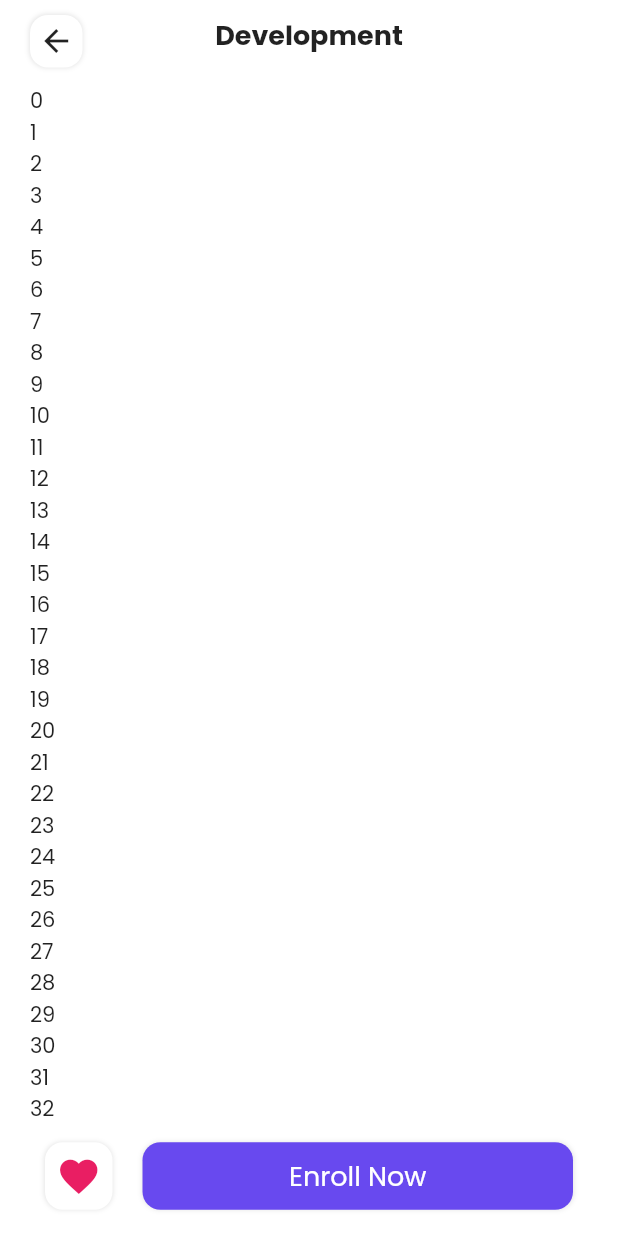
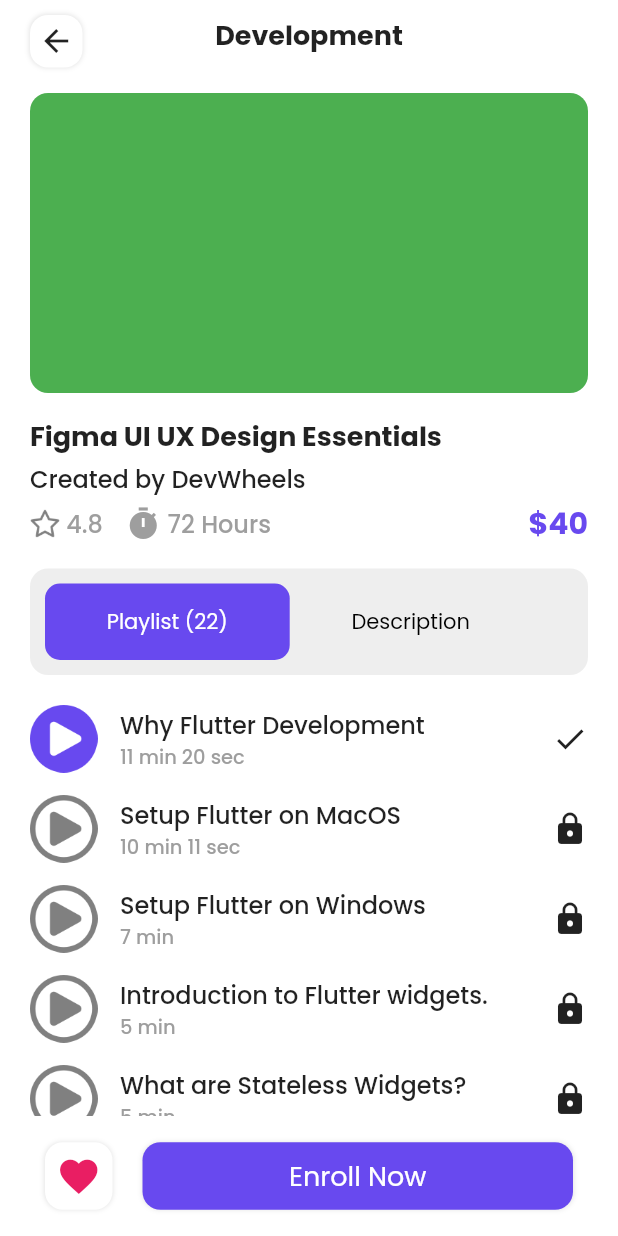
Before and after one commit to indjec/Education-App, a Flutter app: the DetailsScreen screen opened directly, on a phone screen of 412 x 824 dp. Run offline on Flutter 3.47's test engine with Material 2 defaults, Android fonts, the phone set to English and light mode, and no system bars.

Commit message:
Details screen 80% done

```diff
--- /dev/null
+++ b/lib/models/lesson.dart
@@ -0,0 +1,52 @@
+class Lesson {
+  String name;
+  String duration;
+  bool isPlaying;
+  bool isCompleted;
+
+  Lesson({
+    required this.duration,
+    required this.isCompleted,
+    required this.isPlaying,
+    required this.name,
+  });
+}
+
+List<Lesson> lessonList = [
+  Lesson(
+    duration: '11 min 20 sec',
+    isCompleted: true,
+    isPlaying: true,
+    name: "Why Flutter Development",
+  ),
+  Lesson(
+    duration: '10 min 11 sec',
+    isCompleted: false,
+    isPlaying: false,
+    name: "Setup Flutter on MacOS",
+  ),
+  Lesson(
+    duration: '7 min',
+    isCompleted: false,
+    isPlaying: false,
+    name: "Setup Flutter on Windows",
+  ),
+  Lesson(
+    duration: '5 min',
+    isCompleted: false,
+    isPlaying: false,
+    name: "Introduction to Flutter widgets.",
+  ),
+  Lesson(
+    duration: '5 min',
+    isCompleted: false,
+    isPlaying: false,
+    name: "What are Stateless Widgets?",
+  ),
+  Lesson(
+    duration: '5 min',
+    isCompleted: false,
+    isPlaying: false,
+    name: "What are Statefull Widgets?",
+  )
+];
--- a/lib/screens/details_screen.dart
+++ b/lib/screens/details_screen.dart
@@ -1,6 +1,9 @@
 import 'package:education_app/constants/color.dart';
+import 'package:education_app/models/lesson.dart';
 import 'package:flutter/material.dart';
 import 'package:flutter/services.dart';
+
+import '../widgets/lesson_card.dart';
 
 class DetailsScreen extends StatefulWidget {
   const DetailsScreen({Key? key}) : super(key: key);
@@ -10,6 +13,14 @@
 }
 
 class _DetailsScreenState extends State<DetailsScreen> {
+  int _selectedTag = 0;
+
+  void changeTab(int index) {
+    setState(() {
+      _selectedTag = index;
+    });
+  }
+
   @override
   Widget build(BuildContext context) {
     return AnnotatedRegion<SystemUiOverlayStyle>(
@@ -20,6 +31,7 @@
           child: Padding(
             padding: const EdgeInsets.symmetric(horizontal: 20.0, vertical: 10),
             child: Column(
+              crossAxisAlignment: CrossAxisAlignment.start,
               children: [
                 IntrinsicHeight(
                   child: Stack(
@@ -44,17 +56,87 @@
                   ),
                 ),
                 const SizedBox(
+                  height: 25,
+                ),
+                Container(
+                  height: 200,
+                  width: double.infinity,
+                  decoration: BoxDecoration(
+                    color: Colors.green,
+                    borderRadius: BorderRadius.circular(12),
+                  ),
+                ),
+                const SizedBox(
+                  height: 15,
+                ),
+                const Text(
+                  "Figma UI UX Design Essentials",
+                  style: TextStyle(
+                    fontWeight: FontWeight.w700,
+                    fontSize: 18,
+                  ),
+                ),
+                const SizedBox(
+                  height: 3,
+                ),
+                const Text(
+                  "Created by DevWheels",
+                  style: TextStyle(
+                    fontWeight: FontWeight.w500,
+                    fontSize: 16,
+                  ),
+                ),
+                const SizedBox(
+                  height: 3,
+                ),
+                Row(
+                  children: [
+                    Image.asset(
+                      'assets/icons/star_outlined.png',
                       height: 20,
                     ),
-                Expanded(
-                  child: ListView.builder(
-                    shrinkWrap: true,
-                    itemCount: 1000,
-                    itemBuilder: (contex, index) {
-                      return Text("$index");
-                    },
+                    const Text(
+                      " 4.8",
+                      style: TextStyle(
+                        color: Colors.grey,
+                        fontWeight: FontWeight.w500,
+                        fontSize: 16,
                       ),
-                )
+                    ),
+                    const SizedBox(
+                      width: 15,
+                    ),
+                    const Icon(
+                      Icons.timer,
+                      color: Colors.grey,
+                    ),
+                    const Text(
+                      " 72 Hours",
+                      style: TextStyle(
+                        color: Colors.grey,
+                        fontWeight: FontWeight.w500,
+                        fontSize: 16,
+                      ),
+                    ),
+                    const Spacer(),
+                    const Text(
+                      " \$40",
+                      style: TextStyle(
+                        color: kPrimaryColor,
+                        fontWeight: FontWeight.w700,
+                        fontSize: 20,
+                      ),
+                    ),
+                  ],
+                ),
+                const SizedBox(
+                  height: 15,
+                ),
+                CustomTabView(
+                  index: _selectedTag,
+                  changeTab: changeTab,
+                ),
+                _selectedTag == 0 ? const PlayList() : const Description(),
               ],
             ),
           ),
@@ -68,7 +150,99 @@
               height: 80,
               child: EnrollBottomSheet(),
             );
-            }),
+          },
+        ),
+      ),
+    );
+  }
+}
+
+class PlayList extends StatelessWidget {
+  const PlayList({Key? key}) : super(key: key);
+
+  @override
+  Widget build(BuildContext context) {
+    return Expanded(
+      child: ListView.separated(
+        separatorBuilder: (_, __) {
+          return const SizedBox(
+            height: 15,
+          );
+        },
+        padding: const EdgeInsets.only(top: 20),
+        shrinkWrap: true,
+        itemCount: lessonList.length,
+        itemBuilder: (_, index) {
+          return LessonCard(lesson: lessonList[index]);
+        },
+      ),
+    );
+  }
+}
+
+class Description extends StatelessWidget {
+  const Description({Key? key}) : super(key: key);
+
+  @override
+  Widget build(BuildContext context) {
+    return const Padding(
+      padding: EdgeInsets.only(top: 20.0),
+      child: Text(
+          "Build Flutter iOS and Android Apps with a Single Codebase: Learn Google's Flutter Mobile Development Framework & Dart"),
+    );
+  }
+}
+
+class CustomTabView extends StatefulWidget {
+  final Function(int) changeTab;
+  final int index;
+  const CustomTabView({Key? key, required this.changeTab, required this.index})
+      : super(key: key);
+
+  @override
+  State<CustomTabView> createState() => _CustomTabViewState();
+}
+
+class _CustomTabViewState extends State<CustomTabView> {
+  final List<String> _tags = ["Playlist (22)", "Description"];
+
+  Widget _buildTags(int index) {
+    return GestureDetector(
+      onTap: () {
+        widget.changeTab(index);
+      },
+      child: Container(
+        padding: EdgeInsets.symmetric(
+            horizontal: MediaQuery.of(context).size.width * .10, vertical: 15),
+        decoration: BoxDecoration(
+          color: widget.index == index ? kPrimaryColor : null,
+          borderRadius: BorderRadius.circular(10),
+        ),
+        child: Text(
+          _tags[index],
+          style: TextStyle(
+            color: widget.index != index ? Colors.black : Colors.white,
+          ),
+        ),
+      ),
+    );
+  }
+
+  @override
+  Widget build(BuildContext context) {
+    return Container(
+      padding: const EdgeInsets.all(10),
+      width: double.infinity,
+      decoration: BoxDecoration(
+        borderRadius: BorderRadius.circular(12),
+        color: Colors.grey.shade200,
+      ),
+      child: Row(
+        children: _tags
+            .asMap()
+            .entries
+            .map((MapEntry map) => _buildTags(map.key))
+            .toList(),
       ),
     );
   }
@@ -85,7 +259,9 @@
   @override
   Widget build(BuildContext context) {
     return Padding(
-      padding: const EdgeInsets.symmetric(horizontal: 30.0),
+      padding: const EdgeInsets.symmetric(
+        horizontal: 30.0,
+      ),
       child: Row(
         children: const [
           CustomIconButton(
--- /dev/null
+++ b/lib/widgets/lesson_card.dart
@@ -0,0 +1,50 @@
+import 'package:education_app/models/lesson.dart';
+import 'package:flutter/material.dart';
+
+class LessonCard extends StatelessWidget {
+  final Lesson lesson;
+  const LessonCard({Key? key, required this.lesson}) : super(key: key);
+
+  @override
+  Widget build(BuildContext context) {
+    return Row(
+      children: [
+        lesson.isPlaying
+            ? Image.asset(
+                'assets/icons/play.png',
+                height: 45,
+              )
+            : Image.asset(
+                'assets/icons/play_outlined.png',
+                height: 45,
+              ),
+        const SizedBox(
+          width: 15,
+        ),
+        Expanded(
+          child: Column(
+            crossAxisAlignment: CrossAxisAlignment.start,
+            children: [
+              Text(
+                lesson.name,
+                style: const TextStyle(
+                  fontSize: 16,
+                  fontWeight: FontWeight.w500,
+                ),
+              ),
+              Text(
+                lesson.duration,
+                style: const TextStyle(
+                  fontSize: 13,
+                  fontWeight: FontWeight.w500,
+                  color: Colors.grey,
+                ),
+              ),
+            ],
+          ),
+        ),
+        lesson.isCompleted ? const Icon(Icons.done) : const Icon(Icons.lock)
+      ],
+    );
+  }
+}
```
Lines whose indentation alone changed are shown as unchanged.
